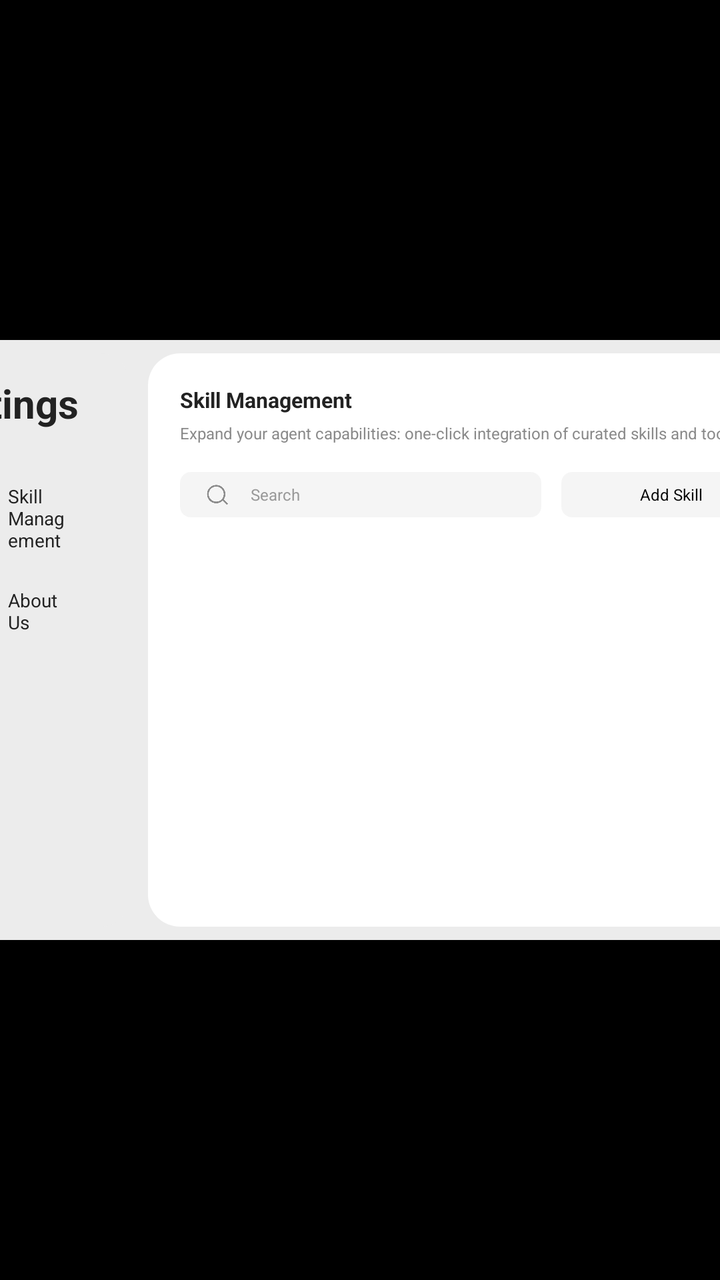
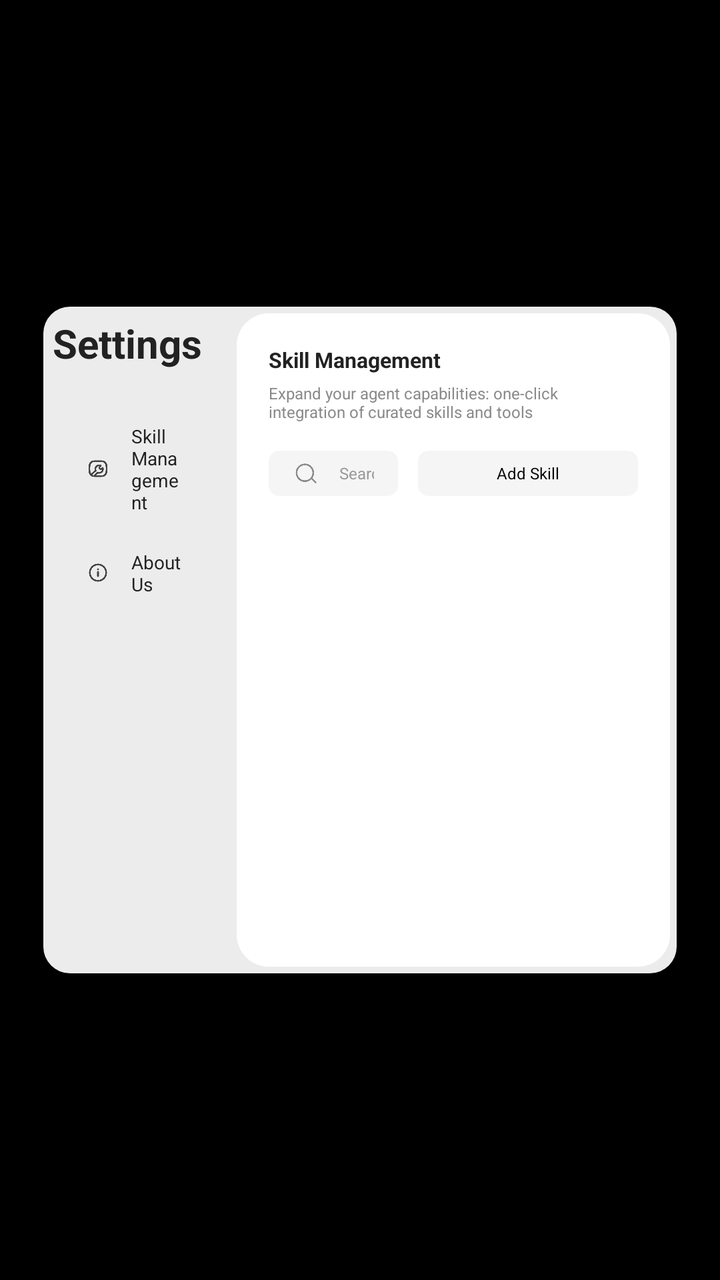

Two renders of the same Android screen: before a commit and after it. Below are the layout's source before the change and the commit's diff.
<!-- AndroidManifest.xml: application theme Theme.INMOClaw -->
<!-- res/layout/activity_setting.xml -->
<?xml version="1.0" encoding="utf-8"?>
<FrameLayout xmlns:android="http://schemas.android.com/apk/res/android"
    android:layout_width="match_parent"
    android:layout_height="match_parent"
    android:background="#1A000000">

    <LinearLayout
        android:id="@+id/settingDialogContainer"
        android:layout_width="1400px"
        android:layout_height="900px"
        android:background="@drawable/bg_setting_left"
        android:layout_gravity="center"
        android:orientation="vertical"
        android:padding="20px">

        <LinearLayout
            android:layout_width="match_parent"
            android:layout_height="0dp"
            android:layout_weight="1"
            android:orientation="horizontal">

            <LinearLayout
                android:layout_width="332px"
                android:layout_height="match_parent"
                android:background="@drawable/bg_setting_left"
                android:orientation="vertical"
                android:padding="34px">

                <LinearLayout
                    android:layout_width="332px"
                    android:layout_height="wrap_content"
                    android:gravity="center_vertical"
                    android:orientation="horizontal">

                    <TextView
                        android:layout_width="332px"
                        android:layout_height="wrap_content"
                        android:text="@string/setting_title"
                        android:textColor="#222222"
                        android:textSize="20sp"
                        android:textStyle="bold" />
                </LinearLayout>

                <LinearLayout
                    android:id="@+id/menuUsage"
                    android:layout_width="match_parent"
                    android:layout_height="wrap_content"
                    android:gravity="center_vertical"
                    android:orientation="horizontal"
                    android:paddingVertical="20px"
                    android:paddingHorizontal="48px"
                    android:visibility="gone">

                    <ImageView
                        android:layout_width="40px"
                        android:layout_height="40px"
                        android:src="@mipmap/list_data"
                        android:tint="#444444" />

                    <TextView
                        android:layout_width="wrap_content"
                        android:layout_height="wrap_content"
                        android:layout_marginStart="10dp"
                        android:text="@string/setting_menu_usage_stats"
                        android:textColor="#222222"
                        android:textSize="28px" />
                </LinearLayout>

                <LinearLayout
                    android:id="@+id/menuSkill"
                    android:layout_width="match_parent"
                    android:layout_height="wrap_content"
                    android:layout_marginTop="60px"
                    android:gravity="center"
                    android:orientation="horizontal"
                    android:paddingVertical="20px"
                    android:paddingHorizontal="48px">

                    <ImageView
                        android:layout_width="40px"
                        android:layout_height="40px"
                        android:src="@mipmap/list_skill"
                        android:tint="#444444" />

                    <TextView
                        android:layout_width="wrap_content"
                        android:layout_height="wrap_content"
                        android:layout_marginStart="10dp"
                        android:text="@string/setting_menu_skill_management"
                        android:textColor="#222222"
                        android:textSize="28px" />
                </LinearLayout>

                <LinearLayout
                    android:id="@+id/menuAbout"
                    android:layout_width="match_parent"
                    android:layout_height="wrap_content"
                    android:layout_marginTop="12px"
                    android:gravity="center"
                    android:orientation="horizontal"
                    android:paddingVertical="20px"
                    android:paddingHorizontal="48px">

                    <ImageView
                        android:layout_width="40px"
                        android:layout_height="40px"
                        android:src="@mipmap/list_about"
                        android:tint="#444444" />

                    <TextView
                        android:layout_width="wrap_content"
                        android:layout_height="wrap_content"
                        android:layout_marginStart="10dp"
                        android:text="@string/setting_menu_about_us"
                        android:textColor="#222222"
                        android:textSize="28px" />
                </LinearLayout>
            </LinearLayout>

            <FrameLayout
                android:layout_width="0dp"
                android:layout_height="match_parent"
                android:layout_marginStart="10dp"
                android:layout_weight="1"
                android:background="@drawable/bg_setting_right"
                android:padding="48px">

                <LinearLayout
                    android:id="@+id/pageSkill"
                    android:layout_width="match_parent"
                    android:layout_height="match_parent"
                    android:orientation="vertical"
                    android:visibility="visible">

                    <TextView
                        android:layout_width="wrap_content"
                        android:layout_height="wrap_content"
                        android:text="@string/setting_skill_page_title"
                        android:textColor="#222222"
                        android:textSize="32px"
                        android:textStyle="bold" />

                    <TextView
                        android:layout_width="wrap_content"
                        android:layout_height="wrap_content"
                        android:layout_marginTop="4dp"
                        android:text="@string/setting_skill_page_subtitle"
                        android:textColor="#8A8A8A"
                        android:textSize="24px" />

                    <LinearLayout
                        android:layout_width="match_parent"
                        android:layout_height="68px"
                        android:layout_marginTop="14dp"
                        android:gravity="center_vertical"
                        android:orientation="horizontal">

                        <LinearLayout
                            android:layout_width="0dp"
                            android:layout_height="match_parent"
                            android:layout_weight="1"
                            android:background="@drawable/bg_search"
                            android:gravity="center_vertical"
                            android:orientation="horizontal"
                            android:paddingHorizontal="12dp">

                            <ImageView
                                android:layout_width="40px"
                                android:layout_height="40px"
                                android:src="@mipmap/icon_search" />

                            <EditText
                                android:id="@+id/etSkillSearch"
                                android:layout_width="0dp"
                                android:layout_height="match_parent"
                                android:layout_weight="1"
                                android:background="@android:color/transparent"
                                android:hint="@string/setting_skill_search_hint"
                                android:imeOptions="actionSearch"
                                android:inputType="text"
                                android:textSize="24px"
                                android:paddingStart="10dp"
                                android:singleLine="true"
                                android:textColor="#333333"
                                android:textColorHint="#999999" />
                        </LinearLayout>

                        <TextView
                            android:id="@+id/btnAddSkill"
                            android:layout_width="110dp"
                            android:layout_height="match_parent"
                            android:layout_marginStart="10dp"
                            android:background="@drawable/bg_add_skill"
                            android:gravity="center"
                            android:text="@string/setting_add_skill"
                            android:textColor="#000000"
                            android:textSize="24px" />
                    </LinearLayout>

                    <ScrollView
                        android:layout_width="match_parent"
                        android:layout_height="0dp"
                        android:layout_marginTop="12dp"
                        android:layout_weight="1"
                        android:fillViewport="true"
                        android:overScrollMode="never"
                        android:scrollbars="vertical">

                        <LinearLayout
                            android:id="@+id/skillContainer"
                            android:layout_width="match_parent"
                            android:layout_height="wrap_content"
                            android:orientation="vertical" />
                    </ScrollView>
                </LinearLayout>

                <View
                    android:id="@+id/pageUsage"
                    android:layout_width="0dp"
                    android:layout_height="0dp"
                    android:visibility="gone" />

                <LinearLayout
                    android:id="@+id/pageAbout"
                    android:layout_width="match_parent"
                    android:layout_height="match_parent"
                    android:orientation="vertical"
                    android:visibility="gone">

                    <TextView
                        android:layout_width="wrap_content"
                        android:layout_height="wrap_content"
                        android:text="@string/setting_menu_about_us"
                        android:textColor="#222222"
                        android:textSize="32px"
                        android:textStyle="bold" />

                    <LinearLayout
                        android:layout_width="match_parent"
                        android:layout_height="wrap_content"
                        android:layout_marginTop="8dp"
                        android:gravity="center_horizontal"
                        android:orientation="vertical">

                        <ImageView
                            android:layout_width="200px"
                            android:layout_height="140px"
                            android:adjustViewBounds="true"
                            android:src="@mipmap/about_icon" />

                        <ImageView
                            android:layout_width="262px"
                            android:layout_height="80px"
                            android:layout_marginTop="8px"
                            android:adjustViewBounds="true"
                            android:src="@mipmap/about_title" />
                    </LinearLayout>

                    <LinearLayout
                        android:layout_width="match_parent"
                        android:layout_height="0dp"
                        android:layout_marginTop="10px"
                        android:paddingHorizontal="72px"
                        android:layout_weight="1"
                        android:orientation="vertical"
                        android:paddingTop="12dp">

                        <LinearLayout
                            android:id="@+id/rowCurrentVersion"
                            android:layout_width="match_parent"
                            android:layout_height="80px"
                            android:layout_marginHorizontal="4dp"
                            android:background="@drawable/bg_about_item"
                            android:gravity="center_vertical"
                            android:orientation="horizontal"
                            android:paddingHorizontal="28px">

                            <TextView
                                android:layout_width="wrap_content"
                                android:layout_height="wrap_content"
                                android:text="@string/setting_current_version"
                                android:textColor="#222222"
                                android:textSize="24px" />

                            <TextView
                                android:id="@+id/tvVersion"
                                android:layout_width="wrap_content"
                                android:layout_height="wrap_content"
                                android:layout_marginStart="8px"
                                android:text="V-"
                                android:textColor="#999999"
                                android:textSize="20px" />

                            <View
                                android:layout_width="0dp"
                                android:layout_height="0dp"
                                android:layout_weight="1" />

                            <ImageView
                                android:layout_width="24px"
                                android:layout_height="24px"
                                android:layout_marginStart="12px"
                                android:visibility="gone"
                                android:src="@mipmap/arrow_right"
                                android:tint="#B1B1B1" />
                        </LinearLayout>

                        <LinearLayout
                            android:id="@+id/rowUserAgreement"
                            android:layout_width="match_parent"
                            android:layout_height="80px"
                            android:layout_marginHorizontal="4dp"
                            android:layout_marginTop="20px"
                            android:background="@drawable/bg_about_item"
                            android:gravity="center_vertical"
                            android:orientation="horizontal"
                            android:paddingHorizontal="28px">

                            <TextView
                                android:layout_width="0dp"
                                android:layout_height="wrap_content"
                                android:layout_weight="1"
                                android:text="@string/setting_user_agreement"
                                android:textColor="#222222"
                                android:textSize="24px" />

                            <ImageView
                                android:layout_width="40px"
                                android:layout_height="40px"
                                android:src="@mipmap/arrow_right"
                                android:tint="#B1B1B1" />
                        </LinearLayout>

                        <LinearLayout
                            android:id="@+id/rowPrivacyPolicy"
                            android:layout_width="match_parent"
                            android:layout_height="80px"
                            android:layout_marginHorizontal="4dp"
                            android:layout_marginTop="20px"
                            android:background="@drawable/bg_about_item"
                            android:gravity="center_vertical"
                            android:orientation="horizontal"
                            android:paddingHorizontal="28px">

                            <TextView
                                android:layout_width="0dp"
                                android:layout_height="wrap_content"
                                android:layout_weight="1"
                                android:text="@string/setting_privacy_policy"
                                android:textColor="#222222"
                                android:textSize="24px" />

                            <ImageView
                                android:layout_width="40px"
                                android:layout_height="40px"
                                android:src="@mipmap/arrow_right"
                                android:tint="#B1B1B1" />
                        </LinearLayout>

                        <LinearLayout
                            android:id="@+id/rowOpenSourceLicense"
                            android:visibility="gone"
                            android:layout_width="match_parent"
                            android:layout_height="80px"
                            android:layout_marginHorizontal="4dp"
                            android:layout_marginTop="20px"
                            android:background="@drawable/bg_about_item"
                            android:gravity="center_vertical"
                            android:orientation="horizontal"
                            android:paddingHorizontal="28px">

                            <TextView
                                android:layout_width="0dp"
                                android:layout_height="wrap_content"
                                android:layout_weight="1"
                                android:text="@string/setting_open_source_license"
                                android:textColor="#222222"
                                android:textSize="24px" />

                            <ImageView
                                android:layout_width="40px"
                                android:layout_height="40px"
                                android:src="@mipmap/arrow_right"
                                android:tint="#B1B1B1" />
                        </LinearLayout>
                    </LinearLayout>
                </LinearLayout>
            </FrameLayout>
        </LinearLayout>
    </LinearLayout>
</FrameLayout>
<!-- resources referenced by this layout -->
<resources>
  <!-- drawable bg_about_item (drawable) -->
  <?xml version="1.0" encoding="utf-8"?>
  <shape xmlns:android="http://schemas.android.com/apk/res/android"
      android:shape="rectangle">
      <solid android:color="#0A000000" />
      <corners android:radius="16px" />
      <stroke
          android:width="1px"
          android:color="#E9E9E9" />
  </shape>
  <!-- drawable bg_add_skill (drawable) -->
  <?xml version="1.0" encoding="utf-8"?>
  <shape xmlns:android="http://schemas.android.com/apk/res/android" android:shape="rectangle">
      <solid android:color="#0A000000" />
      <corners android:radius="16px" />
  </shape>
  <!-- drawable bg_search (drawable) -->
  <?xml version="1.0" encoding="utf-8"?>
  <shape xmlns:android="http://schemas.android.com/apk/res/android" android:shape="rectangle">
      <solid android:color="#0A000000" />
      <corners android:radius="16px" />
  </shape>
  <!-- drawable bg_setting_left (drawable) -->
  <?xml version="1.0" encoding="utf-8"?>
  <shape xmlns:android="http://schemas.android.com/apk/res/android" android:shape="rectangle">
      <solid android:color="#ECECEC" />
      <corners android:radius="40px" />
  </shape>
  <!-- drawable bg_setting_right (drawable) -->
  <?xml version="1.0" encoding="utf-8"?>
  <shape xmlns:android="http://schemas.android.com/apk/res/android" android:shape="rectangle">
      <solid android:color="#FFFFFF" />
      <corners android:radius="16dp" />
  </shape>
  <!-- mipmap about_icon: png bitmap (mipmap-xhdpi, 211144 bytes) -->
  <!-- mipmap about_title: png bitmap (mipmap-xhdpi, 10012 bytes) -->
  <!-- mipmap arrow_right: png bitmap (mipmap-xhdpi, 747 bytes) -->
  <!-- mipmap icon_search: png bitmap (mipmap-xhdpi, 2284 bytes) -->
  <!-- mipmap list_about: png bitmap (mipmap-xhdpi, 1510 bytes) -->
  <!-- mipmap list_data: png bitmap (mipmap-xhdpi, 1229 bytes) -->
  <!-- mipmap list_skill: png bitmap (mipmap-xhdpi, 1905 bytes) -->
  <string name="setting_add_skill">Add Skill</string>
  <string name="setting_current_version">Current Version</string>
  <string name="setting_menu_about_us">About Us</string>
  <string name="setting_menu_skill_management">Skill Management</string>
  <string name="setting_menu_usage_stats">Usage Statistics</string>
  <string name="setting_open_source_license">Open Source License</string>
  <string name="setting_privacy_policy">Privacy Policy</string>
  <string name="setting_skill_page_subtitle">Expand your agent capabilities: one-click integration of curated skills and tools</string>
  <string name="setting_skill_page_title">Skill Management</string>
  <string name="setting_skill_search_hint">Search</string>
  <string name="setting_title">Settings</string>
  <string name="setting_user_agreement">User Agreement</string>
  <style name="Theme.INMOClaw" parent="Base.Theme.INMOClaw" />
  <style name="Base.Theme.INMOClaw" parent="Theme.Material3.DayNight.NoActionBar">
          
          <item name="android:defaultFocusHighlightEnabled" tools:targetApi="o">false</item>
          <item name="android:statusBarColor">@android:color/transparent</item>
          <item name="android:windowLightStatusBar">true</item>
          <item name="colorPrimary">@color/brand_primary</item>
          <item name="android:colorBackground">@color/black</item>
          <item name="android:windowBackground">@color/black</item>
      </style>
  <color name="brand_primary">#3978F3</color>
  <color name="black">#FF000000</color>
</resources>

<!-- the commit's change to res/layout/activity_setting.xml (unified diff, before → after) -->
@@ -6,12 +6,12 @@
 
     <LinearLayout
         android:id="@+id/settingDialogContainer"
-        android:layout_width="1400px"
-        android:layout_height="900px"
+        android:layout_width="950px"
+        android:layout_height="1000px"
         android:background="@drawable/bg_setting_left"
         android:layout_gravity="center"
         android:orientation="vertical"
-        android:padding="20px">
+        android:padding="10px">
 
         <LinearLayout
             android:layout_width="match_parent"
@@ -20,11 +20,11 @@
             android:orientation="horizontal">
 
             <LinearLayout
-                android:layout_width="332px"
+                android:layout_width="250px"
                 android:layout_height="match_parent"
                 android:background="@drawable/bg_setting_left"
                 android:orientation="vertical"
-                android:padding="34px">
+                android:padding="4px">
 
                 <LinearLayout
                     android:layout_width="332px"
